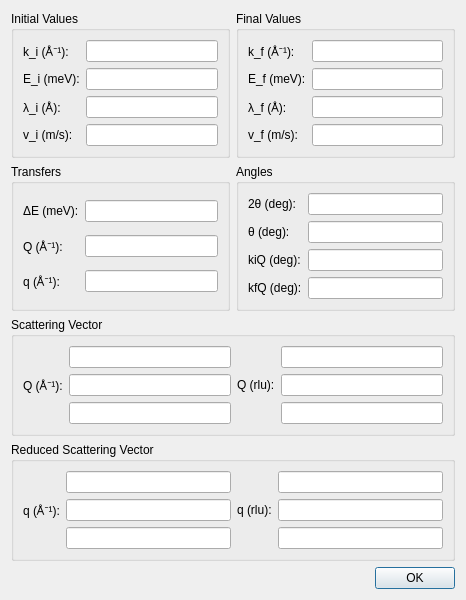
This is ui/recip_params.ui in tweber-ill/frm_mirror-takin1 as Qt 5 draws it before an edit. The edited form follows.
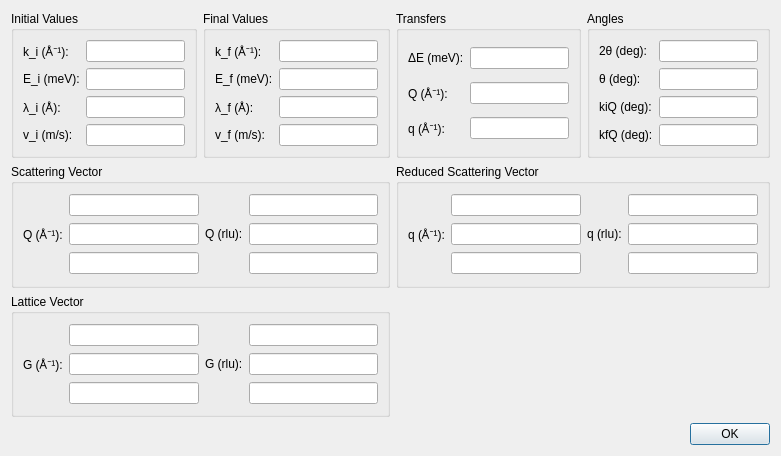
This is the edited form.

The edit to the form file:
```diff
--- a/ui/recip_params.ui
+++ b/ui/recip_params.ui
@@ -6,14 +6,102 @@
    <rect>
     <x>0</x>
     <y>0</y>
-    <width>466</width>
-    <height>537</height>
+    <width>781</width>
+    <height>456</height>
    </rect>
   </property>
   <property name="windowTitle">
    <string>Reciprocal Space Parameters</string>
   </property>
   <layout class="QGridLayout" name="gridLayout_7">
+   <item row="0" column="3">
+    <widget class="QGroupBox" name="groupBox_4">
+     <property name="title">
+      <string>Angles</string>
+     </property>
+     <layout class="QGridLayout" name="gridLayout_3">
+      <item row="3" column="0">
+       <widget class="QLabel" name="label_12">
+        <property name="text">
+         <string>kfQ (deg):</string>
+        </property>
+       </widget>
+      </item>
+      <item row="0" column="1">
+       <widget class="QLineEdit" name="edit2Theta"/>
+      </item>
+      <item row="3" column="1">
+       <widget class="QLineEdit" name="editKfQ"/>
+      </item>
+      <item row="2" column="0">
+       <widget class="QLabel" name="label_11">
+        <property name="text">
+         <string>kiQ (deg):</string>
+        </property>
+       </widget>
+      </item>
+      <item row="2" column="1">
+       <widget class="QLineEdit" name="editKiQ"/>
+      </item>
+      <item row="0" column="0">
+       <widget class="QLabel" name="label_10">
+        <property name="text">
+         <string>2θ (deg):</string>
+        </property>
+       </widget>
+      </item>
+      <item row="1" column="0">
+       <widget class="QLabel" name="label_19">
+        <property name="text">
+         <string>θ (deg):</string>
+        </property>
+       </widget>
+      </item>
+      <item row="1" column="1">
+       <widget class="QLineEdit" name="editTheta"/>
+      </item>
+     </layout>
+    </widget>
+   </item>
+   <item row="0" column="2">
+    <widget class="QGroupBox" name="groupBox_3">
+     <property name="title">
+      <string>Transfers</string>
+     </property>
+     <layout class="QGridLayout" name="gridLayout_4">
+      <item row="0" column="0">
+       <widget class="QLabel" name="label_9">
+        <property name="text">
+         <string>ΔE (meV):</string>
+        </property>
+       </widget>
+      </item>
+      <item row="0" column="1">
+       <widget class="QLineEdit" name="editE"/>
+      </item>
+      <item row="1" column="0">
+       <widget class="QLabel" name="label_13">
+        <property name="text">
+         <string>Q (Å⁻¹):</string>
+        </property>
+       </widget>
+      </item>
+      <item row="1" column="1">
+       <widget class="QLineEdit" name="editQ"/>
+      </item>
+      <item row="2" column="0">
+       <widget class="QLabel" name="label_14">
+        <property name="text">
+         <string>q (Å⁻¹):</string>
+        </property>
+       </widget>
+      </item>
+      <item row="2" column="1">
+       <widget class="QLineEdit" name="editq"/>
+      </item>
+     </layout>
+    </widget>
+   </item>
    <item row="0" column="0">
     <widget class="QGroupBox" name="groupBox">
      <property name="title">
@@ -112,94 +200,6 @@
      </layout>
     </widget>
    </item>
-   <item row="1" column="0">
-    <widget class="QGroupBox" name="groupBox_3">
-     <property name="title">
-      <string>Transfers</string>
-     </property>
-     <layout class="QGridLayout" name="gridLayout_4">
-      <item row="0" column="0">
-       <widget class="QLabel" name="label_9">
-        <property name="text">
-         <string>ΔE (meV):</string>
-        </property>
-       </widget>
-      </item>
-      <item row="0" column="1">
-       <widget class="QLineEdit" name="editE"/>
-      </item>
-      <item row="1" column="0">
-       <widget class="QLabel" name="label_13">
-        <property name="text">
-         <string>Q (Å⁻¹):</string>
-        </property>
-       </widget>
-      </item>
-      <item row="1" column="1">
-       <widget class="QLineEdit" name="editQ"/>
-      </item>
-      <item row="2" column="0">
-       <widget class="QLabel" name="label_14">
-        <property name="text">
-         <string>q (Å⁻¹):</string>
-        </property>
-       </widget>
-      </item>
-      <item row="2" column="1">
-       <widget class="QLineEdit" name="editq"/>
-      </item>
-     </layout>
-    </widget>
-   </item>
-   <item row="1" column="1">
-    <widget class="QGroupBox" name="groupBox_4">
-     <property name="title">
-      <string>Angles</string>
-     </property>
-     <layout class="QGridLayout" name="gridLayout_3">
-      <item row="3" column="0">
-       <widget class="QLabel" name="label_12">
-        <property name="text">
-         <string>kfQ (deg):</string>
-        </property>
-       </widget>
-      </item>
-      <item row="0" column="1">
-       <widget class="QLineEdit" name="edit2Theta"/>
-      </item>
-      <item row="3" column="1">
-       <widget class="QLineEdit" name="editKfQ"/>
-      </item>
-      <item row="2" column="0">
-       <widget class="QLabel" name="label_11">
-        <property name="text">
-         <string>kiQ (deg):</string>
-        </property>
-       </widget>
-      </item>
-      <item row="2" column="1">
-       <widget class="QLineEdit" name="editKiQ"/>
-      </item>
-      <item row="0" column="0">
-       <widget class="QLabel" name="label_10">
-        <property name="text">
-         <string>2θ (deg):</string>
-        </property>
-       </widget>
-      </item>
-      <item row="1" column="0">
-       <widget class="QLabel" name="label_19">
-        <property name="text">
-         <string>θ (deg):</string>
-        </property>
-       </widget>
-      </item>
-      <item row="1" column="1">
-       <widget class="QLineEdit" name="editTheta"/>
-      </item>
-     </layout>
-    </widget>
-   </item>
    <item row="2" column="0" colspan="2">
     <widget class="QGroupBox" name="groupBox_5">
      <property name="title">
@@ -241,7 +241,7 @@
      </layout>
     </widget>
    </item>
-   <item row="3" column="0" colspan="2">
+   <item row="2" column="2" colspan="2">
     <widget class="QGroupBox" name="groupBox_6">
      <property name="title">
       <string>Reduced Scattering Vector</string>
@@ -282,7 +282,48 @@
      </layout>
     </widget>
    </item>
-   <item row="4" column="0" colspan="2">
+   <item row="3" column="0" colspan="2">
+    <widget class="QGroupBox" name="groupBox_7">
+     <property name="title">
+      <string>Lattice Vector</string>
+     </property>
+     <layout class="QGridLayout" name="gridLayout_8">
+      <item row="0" column="1">
+       <widget class="QLineEdit" name="editGx"/>
+      </item>
+      <item row="0" column="3">
+       <widget class="QLineEdit" name="editGxrlu"/>
+      </item>
+      <item row="1" column="0">
+       <widget class="QLabel" name="label_20">
+        <property name="text">
+         <string>G (Å⁻¹):</string>
+        </property>
+       </widget>
+      </item>
+      <item row="1" column="1">
+       <widget class="QLineEdit" name="editGy"/>
+      </item>
+      <item row="1" column="2">
+       <widget class="QLabel" name="label_21">
+        <property name="text">
+         <string>G (rlu):</string>
+        </property>
+       </widget>
+      </item>
+      <item row="1" column="3">
+       <widget class="QLineEdit" name="editGyrlu"/>
+      </item>
+      <item row="2" column="1">
+       <widget class="QLineEdit" name="editGz"/>
+      </item>
+      <item row="2" column="3">
+       <widget class="QLineEdit" name="editGzrlu"/>
+      </item>
+     </layout>
+    </widget>
+   </item>
+   <item row="5" column="0" colspan="4">
     <widget class="QDialogButtonBox" name="buttonBox">
      <property name="orientation">
       <enum>Qt::Horizontal</enum>
```
Left out of the diff: 6 changed lines with no effect on the pictures.
